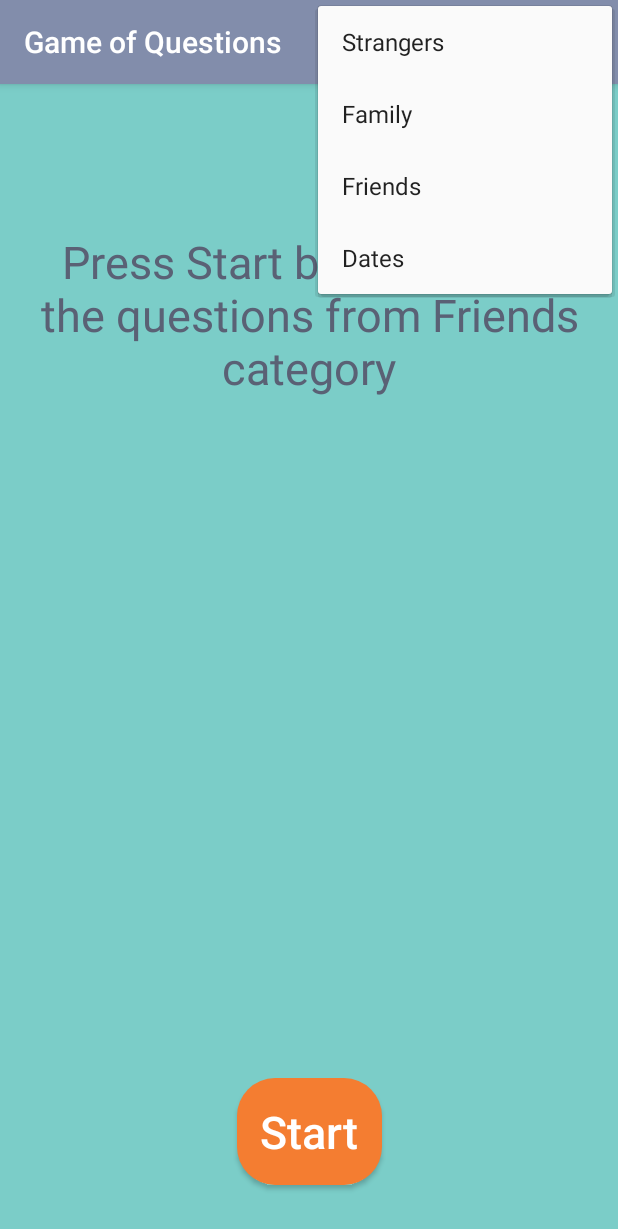
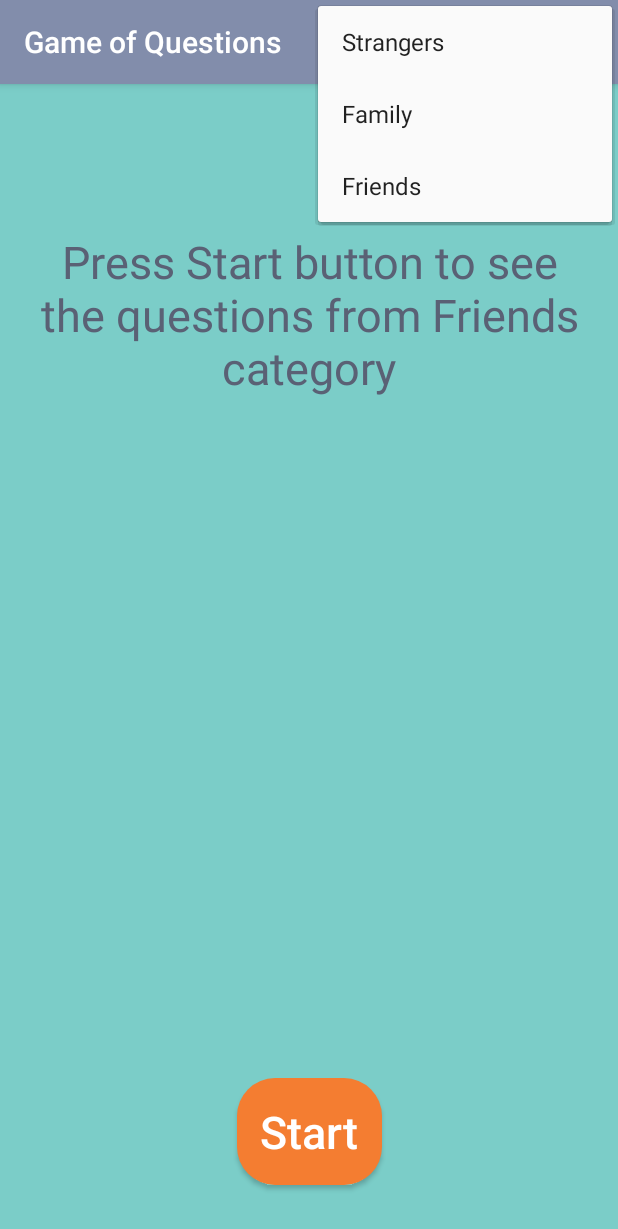
Before and after one commit to Testehan/QuestionsApp, an Android app: the screen it shows after launch (MainActivity), with the options menu open, on a phone screen of 412 x 824 dp. Shown: the top 1229 px of the screen. Run offline under Robolectric (Android 15) with nearby library versions, the light colour scheme and no system bars; our stand-ins replace AdMob; 1 statement that could not run was skipped.

Commit message:
prepare app for release; comment out dates code until questions are added

```diff
--- a/app/src/main/AndroidManifest.xml
+++ b/app/src/main/AndroidManifest.xml
@@ -4,6 +4,8 @@
 
     <application
         android:allowBackup="true"
+        android:versionCode="1"
+        android:versionName="1"
         android:icon="@mipmap/ic_launcher"
         android:label="@string/app_name"
         android:roundIcon="@mipmap/ic_launcher_round"
@@ -17,7 +19,6 @@
             </intent-filter>
         </activity>
 
-        <!--TODO do i need to modify thE ANDROID name below as well? -->
         <meta-data
         android:name="com.google.android.gms.ads.APPLICATION_ID"
         android:value="ca-app-pub-4551088019011645~1202349694"/>
--- a/app/src/main/java/com/testehan/questionsapp/MainActivity.java
+++ b/app/src/main/java/com/testehan/questionsapp/MainActivity.java
@@ -69,11 +69,11 @@ public class MainActivity extends AppCompatActivity {
                 questionsController.setSelectedQuestionCategory(FRIENDS);
                 handleActivityColors(FRIENDS);
                 return true;
-            case R.id.dates:
+           /* case R.id.dates:
                 showHelpMessage("Dates");
                 questionsController.setSelectedQuestionCategory(DATES);
                 handleActivityColors(DATES);
-                return true;
+                return true;*/
             default:
                 return super.onOptionsItemSelected(item);
         }
@@ -96,10 +96,8 @@ public class MainActivity extends AppCompatActivity {
         }
     }
 
-    public void onShareButtonClicked(View v){       //TODO ADD share text body etc below...
+    public void onShareButtonClicked(View v){
         TextView textView = (TextView) findViewById(R.id.textView);
-
-
         Intent sharingIntent = new Intent(android.content.Intent.ACTION_SEND);
         sharingIntent.setType("text/plain");
         String shareBody = textView.getText().toString();
@@ -175,8 +173,8 @@ public class MainActivity extends AppCompatActivity {
 
     private void initAds() {
         MobileAds.initialize(this, "ca-app-pub-4551088019011645~1202349694");
-        mInterstitialAd = new InterstitialAd(this);                         // TODO Use my code (see below and article) when publishing the app
-        mInterstitialAd.setAdUnitId("ca-app-pub-3940256099942544/1033173712"); // ca-app-pub-4551088019011645/9060722052
+        mInterstitialAd = new InterstitialAd(this);                         // TODO Use code below for development (see below and article)
+        mInterstitialAd.setAdUnitId("ca-app-pub-4551088019011645/9060722052"); //       ca-app-pub-3940256099942544/1033173712
         mInterstitialAd.loadAd(new AdRequest.Builder().build());
 
         mInterstitialAd.setAdListener(new AdListener() {
@@ -235,7 +233,6 @@ public class MainActivity extends AppCompatActivity {
         // and we don't want this.. TODO...for now this is good, but we will need a solution for thism like findinf out how to move this in onCreate from DB
 
         if (QuestionsController.NUMBER_OF_QUESTIONS != databaseOperations.getNumberOfQuestionsInDB()) {
-            System.out.println("++++++++++++++ ++++++++++inserting the questions in the db " + QuestionsController.NUMBER_OF_QUESTIONS + "!=" + databaseOperations.getNumberOfQuestionsInDB());
             databaseOperations.deleteAllQuestionsFromDB();
             for (Question question : questionsController.getQuestions()) {
                 databaseOperations.insertQuestion(question);
--- a/app/src/main/res/menu/main_menu.xml
+++ b/app/src/main/res/menu/main_menu.xml
@@ -9,6 +9,6 @@
         android:title="Family"/>
     <item  android:id="@+id/friends"
         android:title="Friends"/>
-    <item  android:id="@+id/dates"
-        android:title="Dates" />
+  <!--  <item  android:id="@+id/dates"
+        android:title="Dates" />  -->
 </menu>
```
